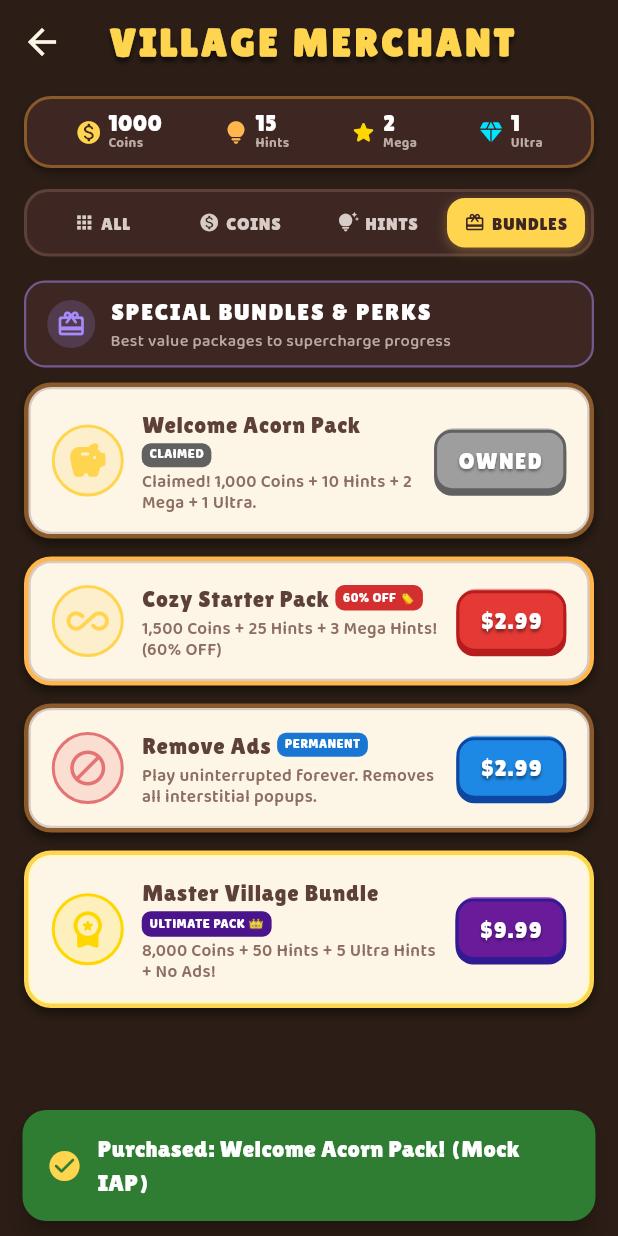
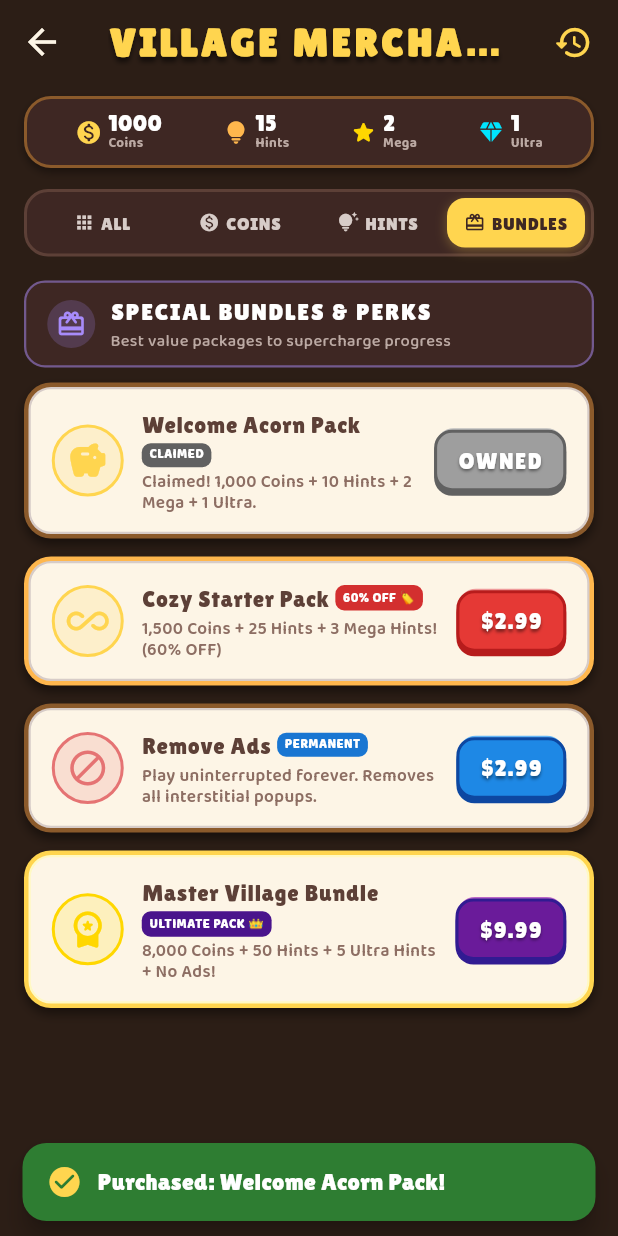
Before and after one commit to DaniruDesilva/Maths-Puzzul-Game, a Flutter app: the StoreScreen screen opened by its route, after a tap on "HINTS", after a tap on "BUNDLES", after a tap on "$0.99", on a phone screen of 412 x 824 dp. Run offline on Flutter 3.47's test engine with Material 3 defaults, Android fonts, the phone set to English and light mode, and no system bars; our stand-ins replace audioplayers, flutter_animate, flutter_local_notifications, google_fonts, google_mobile_ads, share_plus and 4 more; missing offline and left inert: flame, purchases_flutter; accounts and stored records are empty.

Commit message:
implement in-app purchases and ads integration services with UI store screen

```diff
--- a/lib/services/ad_service.dart
+++ b/lib/services/ad_service.dart
@@ -9,7 +9,7 @@ class AdService {
   static int _numRewardedLoadAttempts = 0;
   static int _numInterstitialLoadAttempts = 0;
 
-  static const String _releaseRewardedId = '<YOUR_REWARDED_AD_UNIT_ID>';
+  static const String _releaseRewardedId = 'ca-app-pub-5105772344719492/4852062846';
   static const String _testRewardedId = 'ca-app-pub-3940256099942544/5224354917';
 
   static String get rewardedAdUnitId {
@@ -19,7 +19,7 @@ class AdService {
     return _testRewardedId;
   }
 
-  static const String _releaseInterstitialId = '<YOUR_INTERSTITIAL_AD_UNIT_ID>';
+  static const String _releaseInterstitialId = 'ca-app-pub-5105772344719492/6760785749';
   static const String _testInterstitialId = 'ca-app-pub-3940256099942544/1033173712';
 
   static String get interstitialAdUnitId {
--- /dev/null
+++ b/lib/services/purchase_service.dart
@@ -0,0 +1,232 @@
+import 'dart:io';
+import 'package:flutter/foundation.dart';
+import 'package:flutter/material.dart';
+import 'package:flutter/services.dart';
+import 'package:purchases_flutter/purchases_flutter.dart';
+import 'package:google_fonts/google_fonts.dart';
+import '../providers/user_provider.dart';
+
+class PurchaseService {
+  // RevenueCat Public SDK API Keys
+  // In production, paste your RevenueCat API keys from the dashboard:
+  // https://app.revenuecat.com/ -> Project Settings -> API Keys
+  static const String _androidApiKey = 'goog_rVRJkyjBDJluACDBuAyYWhhEILD';
+  static const String _iosApiKey = '<YOUR_REVENUECAT_APPLE_API_KEY>';
+
+  // Entitlement ID in RevenueCat for Ad-free play
+  static const String entitlementRemoveAds = 'remove_ads';
+
+  // Product Identifiers configured in Google Play Console / App Store Connect
+  static const String productCoins250 = 'coins_250';
+  static const String productCoins750 = 'coins_750';
+  static const String productCoins2000 = 'coins_2000';
+  static const String productCoins5000 = 'coins_5000';
+  static const String productCoins12000 = 'coins_12000';
+
+  static const String productHints10 = 'hints_10';
+  static const String productHints30 = 'hints_30';
+  static const String productHintsMega10 = 'hints_mega_10';
+  static const String productHintsUltra5 = 'hints_ultra_5';
+
+  static const String productWelcomePack = 'welcome_pack';
+  static const String productRemoveAds = 'remove_ads';
+  static const String productCozyStarterPack = 'cozy_starter_pack';
+  static const String productCozyBundle = 'cozy_bundle';
+  static const String productMasterBundle = 'master_bundle';
+  static const String productFlashBundle = 'flash_starter_bundle';
+  static const String productAcornVault = 'acorn_vault';
+
+  static bool _isConfigured = false;
+  static bool get isConfigured => _isConfigured;
+
+  static bool get hasValidKey {
+    if (kIsWeb) return false;
+    try {
+      final key = Platform.isIOS ? _iosApiKey : _androidApiKey;
+      return !key.startsWith('<YOUR_');
+    } catch (_) {
+      return false;
+    }
+  }
+
+  /// Initializes RevenueCat Purchases SDK
+  static Future<void> initialize(UserProvider user) async {
+    if (!hasValidKey) {
+      debugPrint('PurchaseService: Running in development mode with simulated purchases.');
+      return;
+    }
+
+    try {
+      if (kDebugMode) {
+        await Purchases.setLogLevel(LogLevel.debug);
+      }
+
+      final key = Platform.isIOS ? _iosApiKey : _androidApiKey;
+      final configuration = PurchasesConfiguration(key);
+      await Purchases.configure(configuration);
+      _isConfigured = true;
+
+      // Check current entitlement status on startup
+      final customerInfo = await Purchases.getCustomerInfo();
+      _checkEntitlements(customerInfo, user);
+
+      // Listen for entitlement changes (e.g. renewals, restores)
+      Purchases.addCustomerInfoUpdateListener((customerInfo) {
+        _checkEntitlements(customerInfo, user);
+      });
+    } catch (e) {
+      debugPrint('PurchaseService initialization error: $e');
+    }
+  }
+
+  static void _checkEntitlements(CustomerInfo customerInfo, UserProvider user) {
+    if (customerInfo.entitlements.active.containsKey(entitlementRemoveAds)) {
+      if (!user.adsRemoved) {
+        user.removeAds();
+      }
+    }
+  }
+
+  /// Initiates a purchase for a given product ID
+  static Future<bool> purchase({
+    required BuildContext context,
+    required String productId,
+    required String title,
+    required UserProvider user,
+    required VoidCallback onRewardGranted,
+  }) async {
+    if (!_isConfigured) {
+      // Development mode fallback: grants item immediately
+      onRewardGranted();
+      return true;
+    }
+
+    try {
+      final products = await Purchases.getProducts([productId]);
+      if (products.isEmpty) {
+        debugPrint('Warning: Product $productId not found in store catalogue. Granting in fallback mode.');
+        onRewardGranted();
+        return true;
+      }
+
+      final storeProduct = products.first;
+      final purchaseResult = await Purchases.purchase(PurchaseParams.storeProduct(storeProduct));
+
+      _checkEntitlements(purchaseResult.customerInfo, user);
+      onRewardGranted();
+      return true;
+    } on PlatformException catch (e) {
+      final errorCode = PurchasesErrorHelper.getErrorCode(e);
+      if (errorCode != PurchasesErrorCode.purchaseCancelledError) {
+        if (context.mounted) {
+          _showErrorDialog(context, 'Purchase failed: ${e.message ?? 'Unknown error'}');
+        }
+      }
+      return false;
+    } catch (e) {
+      if (context.mounted) {
+        _showErrorDialog(context, 'Error processing purchase: $e');
+      }
+      return false;
+    }
+  }
+
+  /// Restores previous purchases (Required by Apple App Store and Google Play)
+  static Future<void> restorePurchases({
+    required BuildContext context,
+    required UserProvider user,
+  }) async {
+    if (!_isConfigured) {
+      if (context.mounted) {
+        _showInfoDialog(context, 'Restore Completed', 'Purchases successfully restored.');
+      }
+      return;
+    }
+
+    try {
+      final customerInfo = await Purchases.restorePurchases();
+      _checkEntitlements(customerInfo, user);
+      if (customerInfo.entitlements.active.containsKey(entitlementRemoveAds)) {
+        if (context.mounted) {
+          _showInfoDialog(
+            context,
+            'Purchases Restored! 🎉',
+            'Your "Remove Ads" permanent purchase was successfully restored.',
+          );
+        }
+      } else {
+        if (context.mounted) {
+          _showInfoDialog(
+            context,
+            'Restore Completed',
+            'No active non-consumable purchases were found on this account.',
+          );
+        }
+      }
+    } catch (e) {
+      if (context.mounted) {
+        _showErrorDialog(context, 'Failed to restore purchases: $e');
+      }
+    }
+  }
+
+  static void _showInfoDialog(BuildContext context, String title, String message) {
+    showDialog(
+      context: context,
+      builder: (ctx) => AlertDialog(
+        backgroundColor: const Color(0xFFFFFDF5),
+        shape: RoundedRectangleBorder(
+          borderRadius: BorderRadius.circular(24),
+          side: const BorderSide(color: Color(0xFF7A451A), width: 3),
+        ),
+        title: Text(
+          title,
+          style: GoogleFonts.lilitaOne(color: const Color(0xFF5D4037), fontSize: 18),
+        ),
+        content: Text(
+          message,
+          style: GoogleFonts.baloo2(color: const Color(0xFF5D4037), fontSize: 14.5),
+        ),
+        actions: [
+          TextButton(
+            onPressed: () => Navigator.pop(ctx),
+            child: Text('OK', style: GoogleFonts.lilitaOne(color: const Color(0xFF8B5A2B))),
+          ),
+        ],
+      ),
+    );
+  }
+
+  static void _showErrorDialog(BuildContext context, String message) {
+    showDialog(
+      context: context,
+      builder: (ctx) => AlertDialog(
+        backgroundColor: const Color(0xFFFFFDF5),
+        shape: RoundedRectangleBorder(
+          borderRadius: BorderRadius.circular(24),
+          side: const BorderSide(color: Color(0xFFE53935), width: 2.5),
+        ),
+        title: Row(
+          children: [
+            const Icon(Icons.error_outline_rounded, color: Color(0xFFE53935), size: 24),
+            const SizedBox(width: 8),
+            Text(
+              'PURCHASE NOTICE',
+              style: GoogleFonts.lilitaOne(color: const Color(0xFFB71C1C), fontSize: 17),
+            ),
+          ],
+        ),
+        content: Text(
+          message,
+          style: GoogleFonts.baloo2(color: const Color(0xFF5D4037), fontSize: 14),
+        ),
+        actions: [
+          TextButton(
+            onPressed: () => Navigator.pop(ctx),
+            child: Text('OK', style: GoogleFonts.lilitaOne(color: const Color(0xFF8B5A2B))),
+          ),
+        ],
+      ),
+    );
+  }
+}
--- a/lib/ui/store_screen.dart
+++ b/lib/ui/store_screen.dart
@@ -6,6 +6,7 @@ import 'package:flutter_animate/flutter_animate.dart';
 import '../providers/user_provider.dart';
 import '../services/ad_service.dart';
 import '../services/sound_service.dart';
+import '../services/purchase_service.dart';
 import 'village/overlays/acorn_vault_dialog.dart';
 
 enum StoreCategory { all, coins, hints, bundles }
@@ -90,6 +91,26 @@ class _StoreScreenState extends State<StoreScreen> with SingleTickerProviderStat
     super.dispose();
   }
 
+  void _buyProduct({
+    required BuildContext context,
+    required UserProvider user,
+    required String productId,
+    required String title,
+    required VoidCallback onGranted,
+  }) {
+    PurchaseService.purchase(
+      context: context,
+      productId: productId,
+      title: title,
+      user: user,
+      onRewardGranted: () {
+        SoundService.playSuccess();
+        onGranted();
+        _showMockPurchase(context, title);
+      },
+    );
+  }
+
   void _showMockPurchase(BuildContext context, String item) {
     SoundService.playSuccess();
     ScaffoldMessenger.of(context).showSnackBar(
@@ -100,7 +121,7 @@ class _StoreScreenState extends State<StoreScreen> with SingleTickerProviderStat
             const SizedBox(width: 10),
             Expanded(
               child: Text(
-                'Purchased: $item! (Mock IAP)',
+                'Purchased: $item!',
                 style: TextStyle(
                   fontFamily: GoogleFonts.lilitaOne().fontFamily,
                   fontSize: 16,
@@ -139,6 +160,17 @@ class _StoreScreenState extends State<StoreScreen> with SingleTickerProviderStat
           ),
         ),
         centerTitle: true,
+        actions: [
+          IconButton(
+            tooltip: 'Restore Purchases',
+            icon: const Icon(Icons.restore_rounded, color: Color(0xFFFFD54F), size: 26),
+            onPressed: () {
+              final user = Provider.of<UserProvider>(context, listen: false);
+              PurchaseService.restorePurchases(context: context, user: user);
+            },
+          ),
+          const SizedBox(width: 6),
+        ],
       ),
       body: Consumer<UserProvider>(
         builder: (context, user, child) {
@@ -222,10 +254,13 @@ class _StoreScreenState extends State<StoreScreen> with SingleTickerProviderStat
                         buttonColor: const Color(0xFFF6A000),
                         buttonHighlight: const Color(0xFFFFD54F),
                         buttonShadow: const Color(0xFFB97700),
-                        onTap: () {
-                          user.addCoins(250);
-                          _showMockPurchase(context, '250 Coins');
-                        },
+                        onTap: () => _buyProduct(
+                          context: context,
+                          user: user,
+                          productId: PurchaseService.productCoins250,
+                          title: '250 Coins',
+                          onGranted: () => user.addCoins(250),
+                        ),
                       ),
                       const SizedBox(height: 12),
 
@@ -239,10 +274,13 @@ class _StoreScreenState extends State<StoreScreen> with SingleTickerProviderStat
                         buttonColor: const Color(0xFFF6A000),
                         buttonHighlight: const Color(0xFFFFD54F),
                         buttonShadow: const Color(0xFFB97700),
-                        onTap: () {
-                          user.addCoins(750);
-                          _showMockPurchase(context, '750 Coins');
-                        },
+                        onTap: () => _buyProduct(
+                          context: context,
+                          user: user,
+                          productId: PurchaseService.productCoins750,
+                          title: '750 Coins',
+                          onGranted: () => user.addCoins(750),
+                        ),
                       ),
                       const SizedBox(height: 12),
 
@@ -259,10 +297,13 @@ class _StoreScreenState extends State<StoreScreen> with SingleTickerProviderStat
                         buttonHighlight: const Color(0xFFFFB74D),
                         buttonShadow: const Color(0xFFB95000),
                         isFeatured: true,
-                        onTap: () {
-                          user.addCoins(2000);
-                          _showMockPurchase(context, '2,000 Coins');
-                        },
+                        onTap: () => _buyProduct(
+                          context: context,
+                          user: user,
+                          productId: PurchaseService.productCoins2000,
+                          title: '2,000 Coins',
+                          onGranted: () => user.addCoins(2000),
+                        ),
                       ),
                       const SizedBox(height: 12),
 
@@ -279,10 +320,13 @@ class _StoreScreenState extends State<StoreScreen> with SingleTickerProviderStat
                         buttonHighlight: const Color(0xFFF48FB1),
                         buttonShadow: const Color(0xFF880E4F),
                         isFeatured: true,
-                        onTap: () {
-                          user.addCoins(5000);
-                          _showMockPurchase(context, '5,000 Coins');
-                        },
+                        onTap: () => _buyProduct(
+                          context: context,
+                          user: user,
+                          productId: PurchaseService.productCoins5000,
+                          title: '5,000 Coins',
+                          onGranted: () => user.addCoins(5000),
+                        ),
                       ),
                       const SizedBox(height: 12),
 
@@ -299,10 +343,13 @@ class _StoreScreenState extends State<StoreScreen> with SingleTickerProviderStat
                         buttonHighlight: const Color(0xFFBA68C8),
                         buttonShadow: const Color(0xFF4A148C),
                         isPremium: true,
-                        onTap: () {
-                          user.addCoins(12000);
-                          _showMockPurchase(context, '12,000 Coins');
-                        },
+                        onTap: () => _buyProduct(
+                          context: context,
+                          user: user,
+                          productId: PurchaseService.productCoins12000,
+                          title: '12,000 Coins',
+                          onGranted: () => user.addCoins(12000),
+                        ),
                       ),
                       const SizedBox(height: 24),
                     ],
@@ -356,10 +403,13 @@ class _StoreScreenState extends State<StoreScreen> with SingleTickerProviderStat
                         buttonColor: const Color(0xFFF6A000),
                         buttonHighlight: const Color(0xFFFFD54F),
                         buttonShadow: const Color(0xFFB97700),
-                        onTap: () {
-                          user.addHint(10);
-                          _showMockPurchase(context, '10 Regular Hints');
-                        },
+                        onTap: () => _buyProduct(
+                          context: context,
+                          user: user,
+                          productId: PurchaseService.productHints10,
+                          title: '10 Regular Hints',
+                          onGranted: () => user.addHint(10),
+                        ),
                       ),
                       const SizedBox(height: 12),
 
@@ -368,17 +418,20 @@ class _StoreScreenState extends State<StoreScreen> with SingleTickerProviderStat
                         title: '30 Regular Hints',
                         description: 'Steady solver pack for difficult campaign levels.',
                         icon: Icons.lightbulb_rounded,
-                        iconColor: const Color(0xFFFFD54F),
+                        iconColor: const Color(0xFFFFB74D),
                         badgeText: 'POPULAR',
                         badgeColor: const Color(0xFFF57C00),
                         buttonText: '\$1.99',
                         buttonColor: const Color(0xFFF6A000),
                         buttonHighlight: const Color(0xFFFFD54F),
                         buttonShadow: const Color(0xFFB97700),
-                        onTap: () {
-                          user.addHint(30);
-                          _showMockPurchase(context, '30 Regular Hints');
-                        },
+                        onTap: () => _buyProduct(
+                          context: context,
+                          user: user,
+                          productId: PurchaseService.productHints30,
+                          title: '30 Regular Hints',
+                          onGranted: () => user.addHint(30),
+                        ),
                       ),
                       const SizedBox(height: 12),
 
@@ -395,10 +448,13 @@ class _StoreScreenState extends State<StoreScreen> with SingleTickerProviderStat
                         buttonHighlight: const Color(0xFF81C784),
                         buttonShadow: const Color(0xFF1B5E20),
                         isFeatured: true,
-                        onTap: () {
-                          user.addHint(75);
-                          _showMockPurchase(context, '75 Regular Hints');
-                        },
+                        onTap: () => _buyProduct(
+                          context: context,
+                          user: user,
+                          productId: 'hints_75',
+                          title: '75 Regular Hints',
+                          onGranted: () => user.addHint(75),
+                        ),
                       ),
                       const SizedBox(height: 12),
 
@@ -414,10 +470,13 @@ class _StoreScreenState extends State<StoreScreen> with SingleTickerProviderStat
                         buttonColor: const Color(0xFFF57F17),
                         buttonHighlight: const Color(0xFFFFEE58),
                         buttonShadow: const Color(0xFFBC5100),
-                        onTap: () {
-                          user.addMegaHint(5);
-                          _showMockPurchase(context, '5 Mega Hints');
-                        },
+                        onTap: () => _buyProduct(
+                          context: context,
+                          user: user,
+                          productId: PurchaseService.productHintsMega10,
+                          title: '5 Mega Hints',
+                          onGranted: () => user.addMegaHint(5),
+                        ),
                       ),
                       const SizedBox(height: 12),
 
@@ -434,10 +493,13 @@ class _StoreScreenState extends State<StoreScreen> with SingleTickerProviderStat
                         buttonHighlight: const Color(0xFFFFB74D),
                         buttonShadow: const Color(0xFFAC1900),
                         isFeatured: true,
-                        onTap: () {
-                          user.addMegaHint(15);
-                          _showMockPurchase(context, '15 Mega Hints');
-                        },
+                        onTap: () => _buyProduct(
+                          context: context,
+                          user: user,
+                          productId: 'hints_mega_15',
+                          title: '15 Mega Hints',
+                          onGranted: () => user.addMegaHint(15),
+                        ),
                       ),
                       const SizedBox(height: 12),
 
@@ -453,10 +515,13 @@ class _StoreScreenState extends State<StoreScreen> with SingleTickerProviderStat
                         buttonColor: const Color(0xFF00ACC1),
                         buttonHighlight: const Color(0xFF4DD0E1),
                         buttonShadow: const Color(0xFF006064),
-                        onTap: () {
-                          user.addUltraHint(3);
-                          _showMockPurchase(context, '3 Ultra Hints');
-                        },
+                        onTap: () => _buyProduct(
+                          context: context,
+                          user: user,
+                          productId: PurchaseService.productHintsUltra5,
+                          title: '3 Ultra Hints',
+                          onGranted: () => user.addUltraHint(3),
+                        ),
                       ),
                       const SizedBox(height: 12),
 
@@ -473,10 +538,13 @@ class _StoreScreenState extends State<StoreScreen> with SingleTickerProviderStat
                         buttonHighlight: const Color(0xFF4DD0E1),
                         buttonShadow: const Color(0xFF004D40),
                         isPremium: true,
-                        onTap: () {
-                          user.addUltraHint(8);
-                          _showMockPurchase(context, '8 Ultra Hints');
-                        },
+                        onTap: () => _buyProduct(
+                          context: context,
+                          user: user,
+                          productId: 'hints_ultra_8',
+                          title: '8 Ultra Hints',
+                          onGranted: () => user.addUltraHint(8),
+                        ),
                       ),
                       const SizedBox(height: 24),
                     ],
@@ -508,10 +576,13 @@ class _StoreScreenState extends State<StoreScreen> with SingleTickerProviderStat
                         isFeatured: !user.hasPurchasedWelcomePack,
                         onTap: user.hasPurchasedWelcomePack
                             ? null
-                            : () {
-                                user.purchaseWelcomePack();
-                                _showMockPurchase(context, 'Welcome Acorn Pack');
-                              },
+                            : () => _buyProduct(
+                                context: context,
+                                user: user,
+                                productId: PurchaseService.productWelcomePack,
+                                title: 'Welcome Acorn Pack',
+                                onGranted: () => user.purchaseWelcomePack(),
+                              ),
                       ),
                       const SizedBox(height: 12),
 
@@ -528,12 +599,17 @@ class _StoreScreenState extends State<StoreScreen> with SingleTickerProviderStat
                         buttonHighlight: const Color(0xFFEF9A9A),
                         buttonShadow: const Color(0xFFB71C1C),
                         isFeatured: true,
-                        onTap: () {
+                        onTap: () => _buyProduct(
+                          context: context,
+                          user: user,
+                          productId: PurchaseService.productCozyStarterPack,
+                          title: 'Cozy Starter Pack',
+                          onGranted: () {
                             user.addCoins(1500);
                             user.addHint(25);
                             user.addMegaHint(3);
-                          _showMockPurchase(context, 'Cozy Starter Pack');
                           },
+                        ),
                       ),
                       const SizedBox(height: 12),
 
@@ -551,10 +627,13 @@ class _StoreScreenState extends State<StoreScreen> with SingleTickerProviderStat
                         buttonShadow: user.adsRemoved ? const Color(0xFF616161) : const Color(0xFF0D47A1),
                         onTap: user.adsRemoved
                             ? null
-                            : () {
-                                user.removeAds();
-                                _showMockPurchase(context, 'Remove Ads');
-                              },
+                            : () => _buyProduct(
+                                context: context,
+                                user: user,
+                                productId: PurchaseService.productRemoveAds,
+                                title: 'Remove Ads',
+                                onGranted: () => user.removeAds(),
+                              ),
                       ),
                       const SizedBox(height: 12),
 
@@ -571,13 +650,18 @@ class _StoreScreenState extends State<StoreScreen> with SingleTickerProviderStat
                         buttonHighlight: const Color(0xFFBA68C8),
                         buttonShadow: const Color(0xFF311B92),
                         isPremium: true,
-                        onTap: () {
+                        onTap: () => _buyProduct(
+                          context: context,
+                          user: user,
+                          productId: PurchaseService.productMasterBundle,
+                          title: 'Master Village Bundle',
+                          onGranted: () {
                             user.addCoins(8000);
                             user.addHint(50);
                             user.addUltraHint(5);
                             if (!user.adsRemoved) user.removeAds();
-                          _showMockPurchase(context, 'Master Village Bundle');
                           },
+                        ),
                       ),
                       const SizedBox(height: 30),
                     ],
@@ -850,11 +934,16 @@ class _StoreScreenState extends State<StoreScreen> with SingleTickerProviderStat
             ),
             const SizedBox(height: 14),
             GestureDetector(
-              onTap: () {
+              onTap: () => _buyProduct(
+                context: context,
+                user: user,
+                productId: PurchaseService.productFlashBundle,
+                title: 'Flash Starter Bundle',
+                onGranted: () {
                   user.addHint(100);
                   if (!user.adsRemoved) user.removeAds();
-                _showMockPurchase(context, 'Flash Starter Bundle');
                 },
+              ),
               child: Container(
                 width: double.infinity,
                 padding: const EdgeInsets.symmetric(vertical: 12),
--- a/pubspec.yaml
+++ b/pubspec.yaml
@@ -28,6 +28,7 @@ dependencies:
   flutter_animate: ^4.5.2
   google_fonts: ^9.0.0
   flame: ^1.38.2
+  purchases_flutter: ^10.15.2
 
 dev_dependencies:
   flutter_test:
```
Also changed, not shown: lib/providers/user_provider.dart (+7 -0 lines), lib/ui/village/overlays/acorn_vault_dialog.dart (+11 -0 lines), pubspec.lock, 5 other files. Lines whose indentation alone changed are shown as unchanged.
